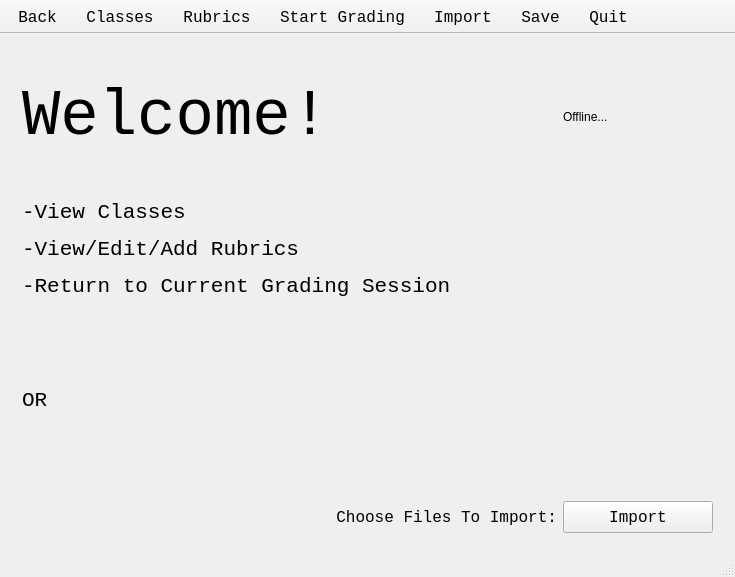
Before: the Qt Designer form GAUI/basescreen.ui in ezfe/grading-assistant-cs205, drawn with Qt 5.
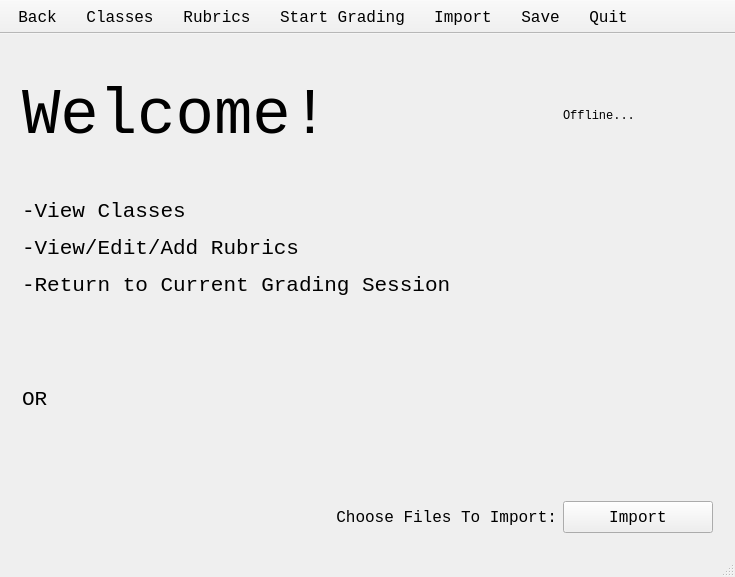
After: the same form once the commit is applied.

```diff
--- a/GAUI/basescreen.ui
+++ b/GAUI/basescreen.ui
@@ -156,6 +156,11 @@
             <property name="enabled">
              <bool>true</bool>
             </property>
+            <property name="font">
+             <font>
+              <family>Monospace</family>
+             </font>
+            </property>
             <property name="text">
              <string>Offline...</string>
             </property>
@@ -750,7 +755,7 @@
        </font>
       </property>
       <property name="text">
-       <string> </string>
+       <string/>
       </property>
      </widget>
     </item>
```
Left out of the diff: 4 changed lines with no effect on the pictures.
